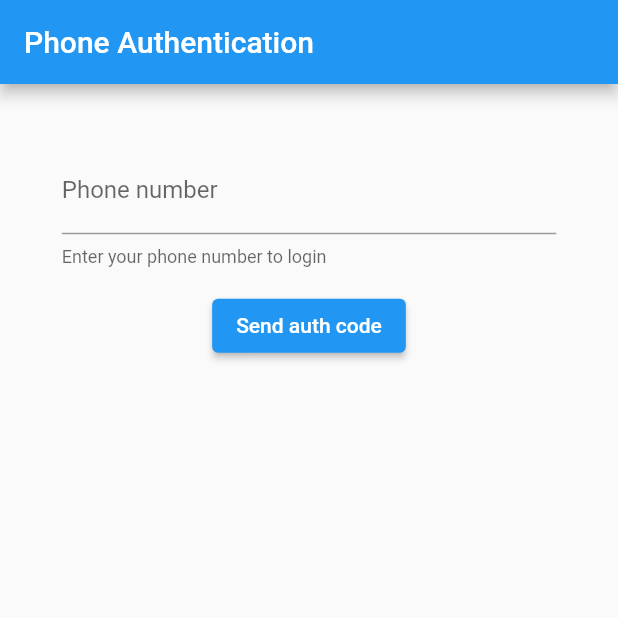
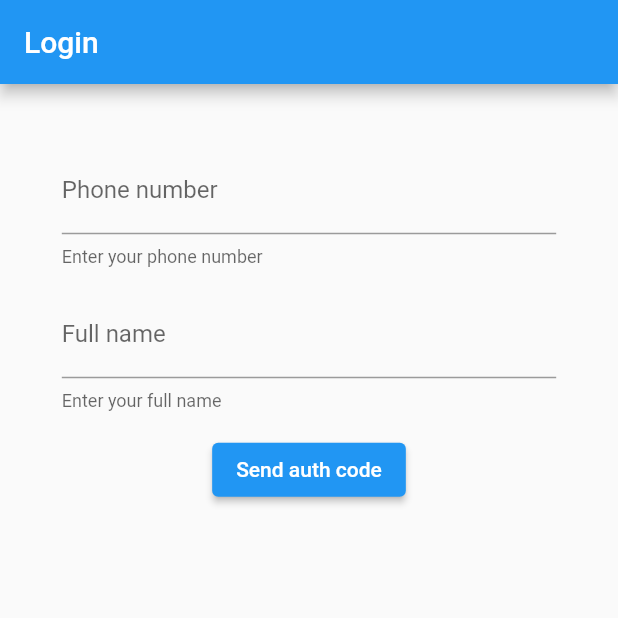
Before and after one commit to tyler-jewell/root-gorge, a Flutter app: the screen it shows after launch, on a phone screen of 412 x 824 dp, the top half of it. Run offline on Flutter 3.47's test engine with Material 2 defaults, Android fonts, the light colour scheme and no system bars; our stand-ins replace cloud_firestore, firebase_auth, firebase_core, google_maps_flutter; accounts and stored records are empty; statements that could not run were skipped.

Commit message:
first production version

```diff
--- a/lib/api/fields_api.dart
+++ b/lib/api/fields_api.dart
@@ -8,10 +8,7 @@ abstract class FieldsApi {
   const FieldsApi();
 
   /// Provides a [Stream] of all [Field]s.
-  Stream<List<Field>> getFields();
-
-  /// Updates the [field].
-  Future<void> updateField(Field field);
+  Future<List<Field>> getFields();
 
   /// Deletes the field with the given id.
   ///
--- a/lib/main.dart
+++ b/lib/main.dart
@@ -35,6 +35,8 @@
       title: 'Field Marker',
       theme: ThemeData(
         primarySwatch: Colors.blue,
+        bottomSheetTheme:
+            const BottomSheetThemeData(backgroundColor: Colors.transparent),
       ),
       home: isSignedIn ? const Map() : const Login(),
     );
--- a/lib/models/field.dart
+++ b/lib/models/field.dart
@@ -1,3 +1,5 @@
+import 'package:cloud_firestore/cloud_firestore.dart';
+
 class Field {
   Field({
     required this.userId,
@@ -5,6 +7,8 @@ class Field {
     required this.longitude,
     required this.crop,
     required this.herbicide,
+    this.phoneNumber,
+    this.name,
   });
 
   final String userId;
@@ -12,6 +16,8 @@ class Field {
   final double longitude;
   final String crop;
   final String herbicide;
+  final String? phoneNumber;
+  final String? name;
 
   factory Field.fromJson(Map<String, dynamic> json) {
     return Field(
@@ -20,6 +26,8 @@ class Field {
       longitude: json['longitude'] as double,
       crop: json['crop'] as String,
       herbicide: json['herbicide'] as String,
+      phoneNumber: json['phoneNumber'] as String?,
+      name: json['name'] as String?,
     );
   }
 
@@ -30,6 +38,32 @@ class Field {
       'longitude': longitude,
       'crop': crop,
       'herbicide': herbicide,
+      'phoneNumber': phoneNumber,
+      'name': name,
     };
   }
+
+  copyWith({
+    String? userId,
+    double? latitude,
+    double? longitude,
+    String? crop,
+    String? herbicide,
+    String? phoneNumber,
+    String? name,
+  }) {
+    return Field(
+      userId: userId ?? this.userId,
+      latitude: latitude ?? this.latitude,
+      longitude: longitude ?? this.longitude,
+      crop: crop ?? this.crop,
+      herbicide: herbicide ?? this.herbicide,
+      phoneNumber: phoneNumber ?? this.phoneNumber,
+      name: name ?? this.name,
+    );
+  }
+
+  factory Field.fromDocument(DocumentSnapshot document) {
+    return Field.fromJson(document.data()! as Map<String, Object?>);
+  }
 }
--- a/lib/screens/login.dart
+++ b/lib/screens/login.dart
@@ -10,6 +10,7 @@ class Login extends StatefulWidget {
 
 class LoginState extends State<Login> {
   TextEditingController phoneNumberController = TextEditingController();
+  TextEditingController nameController = TextEditingController();
   TextEditingController smsCodeController = TextEditingController();
   late ConfirmationResult confirmationResult;
 
@@ -19,7 +20,7 @@ class LoginState extends State<Login> {
   Widget build(BuildContext context) {
     return Scaffold(
       appBar: AppBar(
-        title: const Text('Phone Authentication'),
+        title: const Text('Login'),
       ),
       body: showAuthCode
           ? Padding(
@@ -38,8 +39,13 @@ class LoginState extends State<Login> {
                   const SizedBox(height: 15),
                   ElevatedButton(
                       child: const Text('Login'),
-                      onPressed: () {
-                        confirmationResult.confirm(smsCodeController.text);
+                      onPressed: () async {
+                        UserCredential result = await confirmationResult
+                            .confirm(smsCodeController.text);
+                        User? user = result.user;
+                        if (user != null) {
+                          user.updateDisplayName(nameController.text);
+                        }
                       }),
                 ],
               ),
@@ -52,9 +58,18 @@ class LoginState extends State<Login> {
                     controller: phoneNumberController,
                     decoration: const InputDecoration(
                       labelText: 'Phone number',
-                      helperText: 'Enter your phone number to login',
+                      helperText: 'Enter your phone number',
                     ),
                     keyboardType: TextInputType.phone,
+                  ),
+                  const SizedBox(height: 15),
+                  TextField(
+                    controller: nameController,
+                    decoration: const InputDecoration(
+                      labelText: 'Full name',
+                      helperText: 'Enter your full name',
+                    ),
+                    keyboardType: TextInputType.name,
                   ),
                   const SizedBox(height: 15),
                   ElevatedButton(
```
Also changed, not shown: lib/api/firestore_api.dart (+4 -29 lines), lib/screens/map.dart (+58 -31 lines), 1 other file.
